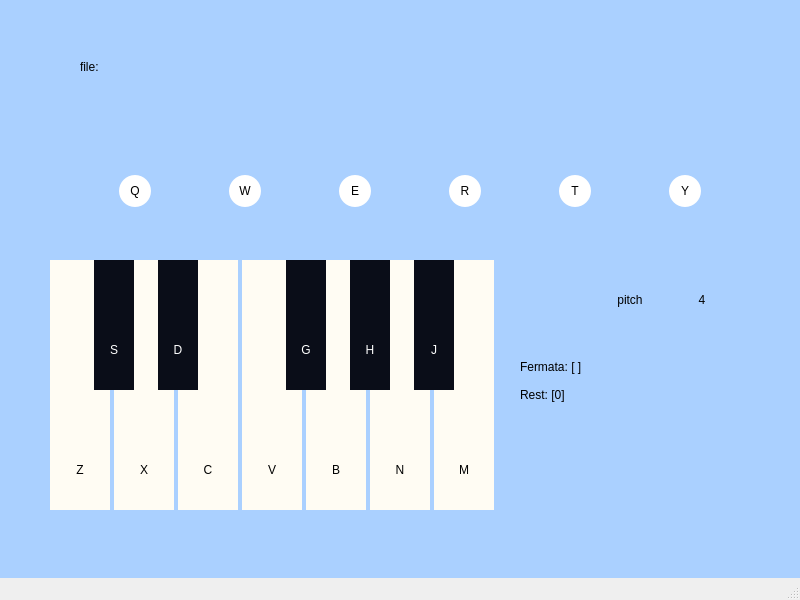
First picture: the form in ui.ui, repository pudding0803/Simple-Sheet-Music-Maker, before the edit.
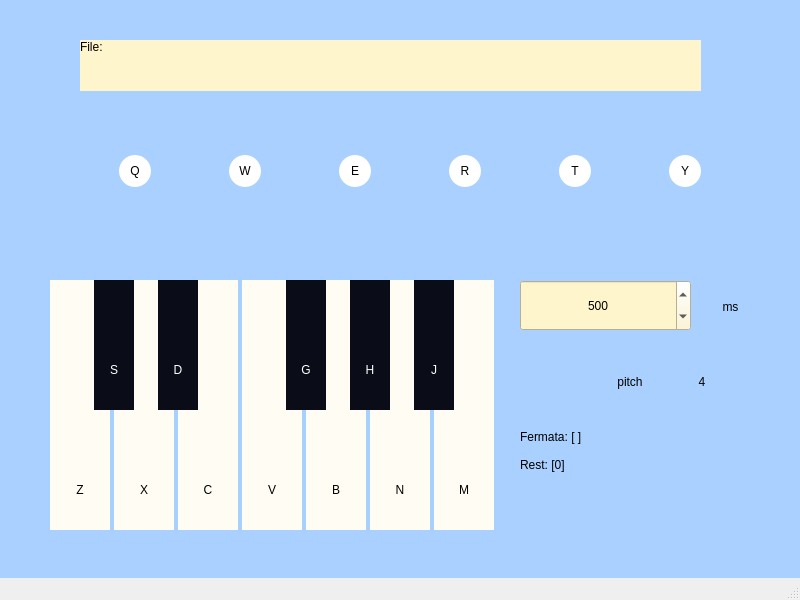
Second picture: the form after the edit. Icons and pictures are not drawn.

Commit message: add play, pause, stop, and duration adjustment functions

The edit to the form file:
```diff
--- a/ui.ui
+++ b/ui.ui
@@ -24,7 +24,7 @@
     <property name="geometry">
      <rect>
       <x>50</x>
-      <y>260</y>
+      <y>280</y>
       <width>60</width>
       <height>250</height>
      </rect>
@@ -56,7 +56,7 @@
     <property name="geometry">
      <rect>
       <x>114</x>
-      <y>260</y>
+      <y>280</y>
       <width>60</width>
       <height>250</height>
      </rect>
@@ -88,7 +88,7 @@
     <property name="geometry">
      <rect>
       <x>306</x>
-      <y>260</y>
+      <y>280</y>
       <width>60</width>
       <height>250</height>
      </rect>
@@ -120,7 +120,7 @@
     <property name="geometry">
      <rect>
       <x>178</x>
-      <y>260</y>
+      <y>280</y>
       <width>60</width>
       <height>250</height>
      </rect>
@@ -152,7 +152,7 @@
     <property name="geometry">
      <rect>
       <x>370</x>
-      <y>260</y>
+      <y>280</y>
       <width>60</width>
       <height>250</height>
      </rect>
@@ -184,7 +184,7 @@
     <property name="geometry">
      <rect>
       <x>434</x>
-      <y>260</y>
+      <y>280</y>
       <width>60</width>
       <height>250</height>
      </rect>
@@ -216,7 +216,7 @@
     <property name="geometry">
      <rect>
       <x>242</x>
-      <y>260</y>
+      <y>280</y>
       <width>60</width>
       <height>250</height>
      </rect>
@@ -248,7 +248,7 @@
     <property name="geometry">
      <rect>
       <x>94</x>
-      <y>260</y>
+      <y>280</y>
       <width>40</width>
       <height>130</height>
      </rect>
@@ -280,7 +280,7 @@
     <property name="geometry">
      <rect>
       <x>158</x>
-      <y>260</y>
+      <y>280</y>
       <width>40</width>
       <height>130</height>
      </rect>
@@ -312,7 +312,7 @@
     <property name="geometry">
      <rect>
       <x>350</x>
-      <y>260</y>
+      <y>280</y>
       <width>40</width>
       <height>130</height>
      </rect>
@@ -344,7 +344,7 @@
     <property name="geometry">
      <rect>
       <x>286</x>
-      <y>260</y>
+      <y>280</y>
       <width>40</width>
       <height>130</height>
      </rect>
@@ -376,7 +376,7 @@
     <property name="geometry">
      <rect>
       <x>414</x>
-      <y>260</y>
+      <y>280</y>
       <width>40</width>
       <height>130</height>
      </rect>
@@ -408,7 +408,7 @@
     <property name="geometry">
      <rect>
       <x>520</x>
-      <y>280</y>
+      <y>362</y>
       <width>40</width>
       <height>40</height>
      </rect>
@@ -424,7 +424,7 @@
     <property name="geometry">
      <rect>
       <x>730</x>
-      <y>280</y>
+      <y>362</y>
       <width>40</width>
       <height>40</height>
      </rect>
@@ -440,7 +440,7 @@
     <property name="geometry">
      <rect>
       <x>570</x>
-      <y>288</y>
+      <y>370</y>
       <width>120</width>
       <height>24</height>
      </rect>
@@ -459,7 +459,7 @@
     <property name="geometry">
      <rect>
       <x>690</x>
-      <y>288</y>
+      <y>370</y>
       <width>24</width>
       <height>24</height>
      </rect>
@@ -478,7 +478,7 @@
     <property name="geometry">
      <rect>
       <x>80</x>
-      <y>140</y>
+      <y>120</y>
       <width>71</width>
       <height>67</height>
      </rect>
@@ -539,7 +539,7 @@
     <property name="geometry">
      <rect>
       <x>190</x>
-      <y>140</y>
+      <y>120</y>
       <width>71</width>
       <height>67</height>
      </rect>
@@ -600,7 +600,7 @@
     <property name="geometry">
      <rect>
       <x>300</x>
-      <y>140</y>
+      <y>120</y>
       <width>71</width>
       <height>67</height>
      </rect>
@@ -661,7 +661,7 @@
     <property name="geometry">
      <rect>
       <x>410</x>
-      <y>140</y>
+      <y>120</y>
       <width>71</width>
       <height>67</height>
      </rect>
@@ -722,7 +722,7 @@
     <property name="geometry">
      <rect>
       <x>520</x>
-      <y>140</y>
+      <y>120</y>
       <width>71</width>
       <height>67</height>
      </rect>
@@ -783,7 +783,7 @@
     <property name="geometry">
      <rect>
       <x>630</x>
-      <y>140</y>
+      <y>120</y>
       <width>71</width>
       <height>67</height>
      </rect>
@@ -844,7 +844,7 @@
     <property name="geometry">
      <rect>
       <x>520</x>
-      <y>360</y>
+      <y>430</y>
       <width>231</width>
       <height>101</height>
      </rect>
@@ -868,7 +868,7 @@
     <property name="geometry">
      <rect>
       <x>80</x>
-      <y>60</y>
+      <y>40</y>
       <width>621</width>
       <height>51</height>
      </rect>
@@ -877,10 +877,10 @@
      <bool>false</bool>
     </property>
     <property name="styleSheet">
-     <string notr="true">font: 18px &quot;Consolas&quot;;</string>
+     <string notr="true">font: 18px &quot;Consolas&quot;; background-color: #FFF5CC;</string>
     </property>
     <property name="text">
-     <string>file:</string>
+     <string>File:</string>
     </property>
     <property name="alignment">
      <set>Qt::AlignLeading|Qt::AlignLeft|Qt::AlignTop</set>
@@ -889,6 +889,71 @@
      <bool>true</bool>
     </property>
    </widget>
+   <widget class="QSpinBox" name="box_duration">
+    <property name="geometry">
+     <rect>
+      <x>520</x>
+      <y>280</y>
+      <width>171</width>
+      <height>51</height>
+     </rect>
+    </property>
+    <property name="focusPolicy">
+     <enum>Qt::NoFocus</enum>
+    </property>
+    <property name="styleSheet">
+     <string notr="true">font: 24px &quot;SPACE JAEGER&quot;; background-color: #FFF5CC;</string>
+    </property>
+    <property name="frame">
+     <bool>true</bool>
+    </property>
+    <property name="alignment">
+     <set>Qt::AlignCenter</set>
+    </property>
+    <property name="buttonSymbols">
+     <enum>QAbstractSpinBox::UpDownArrows</enum>
+    </property>
+    <property name="keyboardTracking">
+     <bool>false</bool>
+    </property>
+    <property name="minimum">
+     <number>200</number>
+    </property>
+    <property name="maximum">
+     <number>2000</number>
+    </property>
+    <property name="singleStep">
+     <number>100</number>
+    </property>
+    <property name="value">
+     <number>500</number>
+    </property>
+    <property name="displayIntegerBase">
+     <number>10</number>
+    </property>
+   </widget>
+   <widget class="QLabel" name="lb_duration">
+    <property name="geometry">
+     <rect>
+      <x>700</x>
+      <y>295</y>
+      <width>61</width>
+      <height>24</height>
+     </rect>
+    </property>
+    <property name="styleSheet">
+     <string notr="true">font: 24px &quot;SPACE JAEGER&quot;;</string>
+    </property>
+    <property name="text">
+     <string>ms</string>
+    </property>
+    <property name="scaledContents">
+     <bool>false</bool>
+    </property>
+    <property name="alignment">
+     <set>Qt::AlignCenter</set>
+    </property>
+   </widget>
   </widget>
   <widget class="QMenuBar" name="menubar">
    <property name="geometry">
```
The commit also changes 101 other files.
